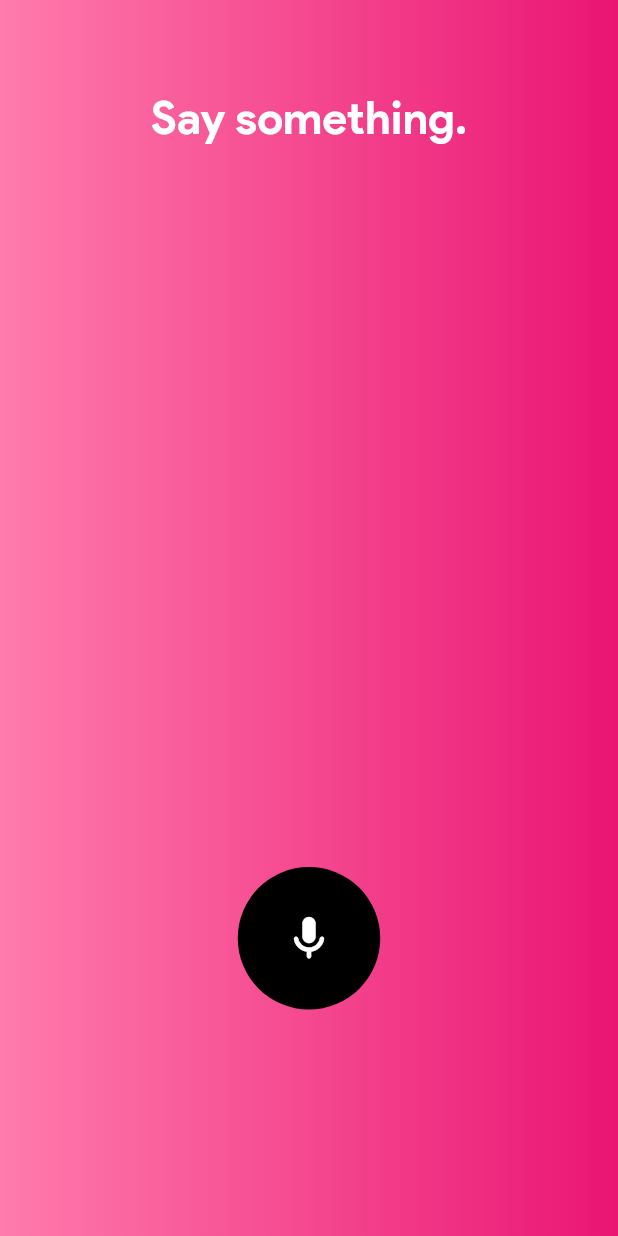
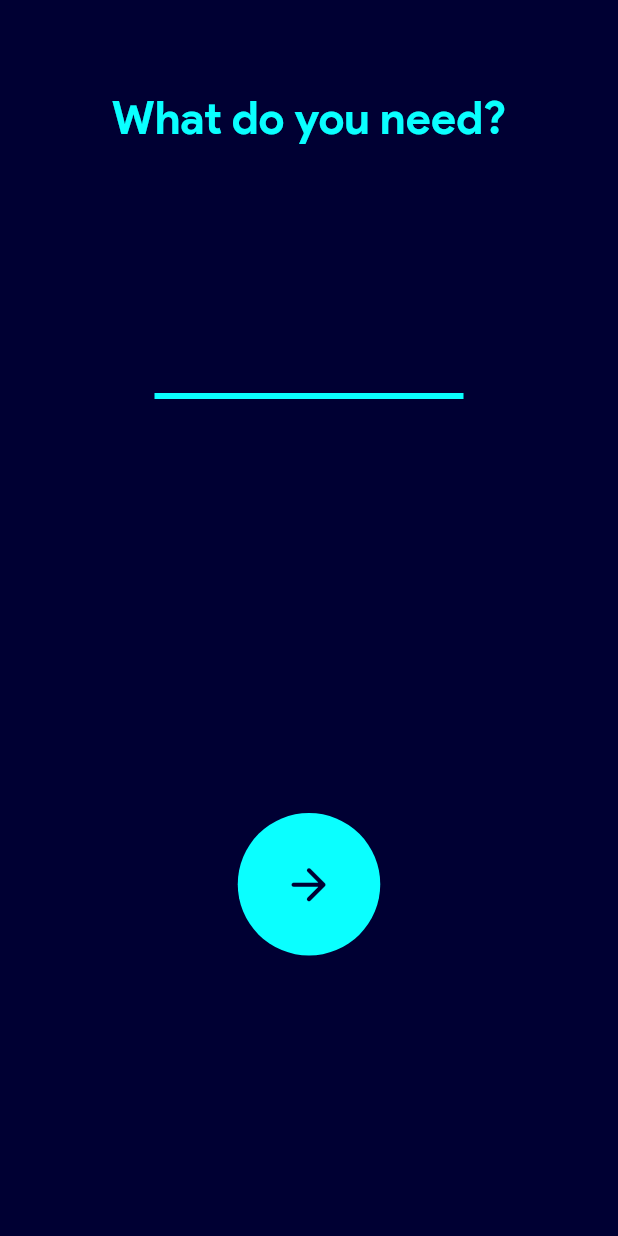
Before and after one commit to iamtheblackunicorn/Helply, a Flutter app: the screen it shows after launch, on a phone screen of 412 x 824 dp. Run offline on Flutter 3.47's test engine with Material 2 defaults, Android fonts, the phone set to English and light mode, and no system bars; our stand-ins replace dio; missing offline and left inert: loading_animations.

Commit message:
Search missing.

```diff
--- a/lib/src/detail.dart
+++ b/lib/src/detail.dart
@@ -26,23 +26,23 @@ class DetailView extends StatelessWidget {
   @override
   Widget build(BuildContext context){
     return Scaffold(
-      backgroundColor: accentColor,
+      backgroundColor: mainColor,
       appBar: new AppBar(
-        foregroundColor: accentColor,
-        backgroundColor: mainColor,
+        foregroundColor: mainColor,
+        backgroundColor: accentColor,
         centerTitle: isSo,
         title: new Text(
           title,
           style: new TextStyle(
             fontSize: stdFontSize,
-            color: accentColor,
+            color: mainColor,
             fontFamily: stdFont
           )
         ),
         leading: new IconButton(
             icon: Icon(
               Icons.arrow_back,
-              color: accentColor,
+              color: mainColor,
               size: iconSize
             ),
             onPressed:() => Navigator.of(context).pop()
@@ -51,11 +51,11 @@ class DetailView extends StatelessWidget {
       body: new Padding(
         padding:EdgeInsets.all(stdPadding),
         child: new Card(
-          color: accentColor,
+          color: mainColor,
           shape: RoundedRectangleBorder(
             borderRadius: BorderRadius.circular(stdRounding),
             side: new BorderSide(
-              color: mainColor,
+              color: accentColor,
               width: stdBorderWidth,
             ),
           ),
@@ -85,7 +85,7 @@ class DetailView extends StatelessWidget {
                         child: Text(
                           title,
                           style: TextStyle(
-                            color: mainColor,
+                            color: accentColor,
                             fontWeight: FontWeight.bold,
                             fontSize: stdFontSize,
                             fontFamily: stdFont
--- a/lib/src/error.dart
+++ b/lib/src/error.dart
@@ -15,7 +15,7 @@ class Error extends StatelessWidget {
   @override
   Widget build(BuildContext context){
     return  Scaffold(
-      backgroundColor: accentColor,
+      backgroundColor: mainColor,
       body: Center(
         child: Column(
           children: <Widget> [
@@ -24,7 +24,7 @@ class Error extends StatelessWidget {
             ),
             new Icon(
               Icons.warning,
-              color: mainColor,
+              color: accentColor,
               size: imageSize,
             ),
           ]
--- a/lib/src/home.dart
+++ b/lib/src/home.dart
@@ -8,6 +8,7 @@ Licensed under the MIT license.
 import 'vars.dart';
 import 'help.dart';
 import 'data.dart';
+import 'input.dart';
 import 'package:flutter/material.dart';
 
 /// This class is the entry point for the
@@ -18,14 +19,7 @@ class Home extends StatelessWidget {
   Widget build(BuildContext context){
     return Scaffold(
       body: new Container(
-        decoration: BoxDecoration(
-          gradient: LinearGradient(
-            colors: [
-              gradientColorOne,
-              gradientColorTwo
-            ]
-          ),
-        ),
+        color: mainColor,
         width: MediaQuery.of(context).size.width,
         height: MediaQuery.of(context).size.height,
         child: new Center(
@@ -43,13 +37,27 @@ class Home extends StatelessWidget {
                   stdPrompt,
                   style: new TextStyle(
                     fontSize: stdFontSize,
-                    color: tertiaryColor,
+                    color: accentColor,
                     fontFamily: stdFont
                   )
                 )
               ),
+              new Padding(
+                padding: EdgeInsets.only(
+                  top:topOffSet,
+                  bottom:bottomOffSet,
+                  left:zeroOffset,
+                  right:zeroOffset
+                ),
+                child: new Container(
+                  width: MediaQuery.of(context).size.width/2,
+                  child:new InputField(
+                    textController: textController
+                  )
+                )
+              ),
               new SizedBox(
-                height: MediaQuery.of(context).size.height/2
+                height: MediaQuery.of(context).size.height/4
               ),
               new Padding(
                 padding: EdgeInsets.all(stdPadding),
@@ -60,7 +68,7 @@ class Home extends StatelessWidget {
                     shape: CircleBorder(),
                   ),
                   child: Icon(
-                    Icons.mic_rounded,
+                    Icons.arrow_forward_rounded,
                     color: mainColor,
                     size: iconSize
                   ),
--- a/lib/src/info.dart
+++ b/lib/src/info.dart
@@ -31,13 +31,13 @@ class InfoCard extends StatelessWidget {
           shape: RoundedRectangleBorder(
             borderRadius: BorderRadius.circular(stdRounding),
             side: new BorderSide(
-              color: mainColor,
+              color: accentColor,
               width: stdBorderWidth,
             ),
           ),
           child: new InkWell(
             radius: imageSize,
-            splashColor: mainColor,
+            splashColor: accentColor,
             onTap: navigateTo,
             child: new Stack(
               children: <Widget> [
@@ -63,7 +63,7 @@ class InfoCard extends StatelessWidget {
                     child: Text(
                       '$title',
                       style: TextStyle(
-                        color: mainColor,
+                        color: accentColor,
                         fontWeight: FontWeight.bold,
                         fontSize: stdFontSize,
                         fontFamily: stdFont
--- /dev/null
+++ b/lib/src/input.dart
@@ -0,0 +1,58 @@
+/*
+Helply by Alexander Abraham,
+a.k.a. The Black Unicorn,
+a.k.a. Angeldust Duke.
+Licensed under the MIT license.
+*/
+
+import 'vars.dart';
+import 'package:flutter/material.dart';
+
+/// A stateless widget to allow users
+/// to type their query in.
+class InputField extends StatelessWidget{
+  late final TextEditingController textController;
+  InputField({
+    required this.textController
+  });
+  @override
+  Widget build(BuildContext context){
+    return new TextField(
+      controller: textController,
+      cursorColor: accentColor,
+      cursorWidth: lineHeight,
+      decoration: new InputDecoration(
+        counterText: '',
+        hintText: '',
+        hintStyle: TextStyle(
+          fontSize: stdFontSize,
+          color: accentColor,
+          fontFamily: stdFont
+        ),
+        enabledBorder: UnderlineInputBorder(
+          borderSide: BorderSide(
+            color: accentColor,
+            width: lineHeight
+          ),
+        ),
+        focusedBorder: UnderlineInputBorder(
+          borderSide: BorderSide(
+            color: accentColor,
+            width: lineHeight
+          ),
+        ),
+        border: UnderlineInputBorder(
+          borderSide: BorderSide(
+            color: accentColor,
+            width: lineHeight
+          ),
+        ),
+      ),
+      style: TextStyle(
+        color: accentColor,
+        fontSize: stdFontSize,
+        fontFamily: stdFont
+      )
+    );
+  }
+}
--- a/lib/src/list.dart
+++ b/lib/src/list.dart
@@ -20,23 +20,23 @@ class DataListView extends StatelessWidget{
   @override
   Widget build(BuildContext context){
     return Scaffold(
-      backgroundColor: accentColor,
+      backgroundColor: mainColor,
       appBar: new AppBar(
-        foregroundColor: accentColor,
-        backgroundColor: mainColor,
+        foregroundColor: mainColor,
+        backgroundColor: accentColor,
         centerTitle: isSo,
         title: new Text(
           stdTitle,
           style: new TextStyle(
             fontSize: stdFontSize,
-            color: accentColor,
+            color: mainColor,
             fontFamily: stdFont
           )
         ),
         leading: new IconButton(
             icon: Icon(
               Icons.arrow_back,
-              color: accentColor,
+              color: mainColor,
               size: iconSize
             ),
             onPressed:() => Navigator.of(context).pop()
@@ -49,7 +49,6 @@ class DataListView extends StatelessWidget{
             itemCount: data.length,
             itemBuilder: (context, index){
               String title = data.keys.elementAt(index);
-              print(data[title]);
               String imageUrl = data[title]['imageUrl']!;
               String address = data[title]['address']!;
               String number = data[title]['telNumber']!;
--- a/lib/src/loading.dart
+++ b/lib/src/loading.dart
@@ -16,7 +16,7 @@ class Loading extends StatelessWidget {
   @override
   Widget build(BuildContext context){
     return  Scaffold(
-      backgroundColor: accentColor,
+      backgroundColor: mainColor,
       body: Center(
         child: Column(
           children: <Widget> [
@@ -25,7 +25,7 @@ class Loading extends StatelessWidget {
             ),
             new LoadingBumpingLine.circle(
               size: imageSize,
-              backgroundColor: mainColor,
+              backgroundColor: accentColor,
               duration: Duration(
                 milliseconds: loadingDuration
               )
--- a/lib/src/text.dart
+++ b/lib/src/text.dart
@@ -29,7 +29,7 @@ class TextWidget extends StatelessWidget {
             '$fieldKey',
             style: new TextStyle(
               fontSize: stdFontSize,
-              color: mainColor,
+              color: accentColor,
               fontFamily: stdFont
             )
           )
@@ -40,7 +40,7 @@ class TextWidget extends StatelessWidget {
             '$fieldValue',
             style: new TextStyle(
               fontSize: stdFontSize,
-              color: mainColor,
+              color: accentColor,
               fontFamily: stdFont
             )
           )
--- a/lib/src/vars.dart
+++ b/lib/src/vars.dart
@@ -13,9 +13,8 @@ String stdFont = 'PSB';
 String appTitle = 'Helply';
 
 /// Main colors.
-Color mainColor = Color(0xFFFFFFFF);
-Color accentColor = Color(0xFF000000);
-Color tertiaryColor = mainColor;
+Color mainColor = Color(0xFF000033);
+Color accentColor = Color(0xFF0AFFFF);
 
 /// Colors for the gradient on the [Home]
 /// widget.
@@ -28,6 +27,7 @@ bool isSo = true;
 double offSetOne = 0.2;
 double offSetTwo = 0.8;
 double iconSize = 35.0;
+double lineHeight = 4.0;
 double topOffSet = 60.0;
 double zeroOffset = 0.0;
 double stdPadding = 20.0;
@@ -47,6 +47,9 @@ String openKey = 'Open';
 String telNumKey = 'Tel.';
 String stdTitle = 'Offers';
 String addressKey = 'Address';
-String loadingMessage = 'Loading!';
-String stdPrompt = 'Say something.';
+String stdPrompt = 'What do you need?';
 String apiUrl = 'https://blckunicorn.art/assets/json/refugees.json';
+
+
+/// Miscellaneous variables.
+TextEditingController textController = new TextEditingController();
```
